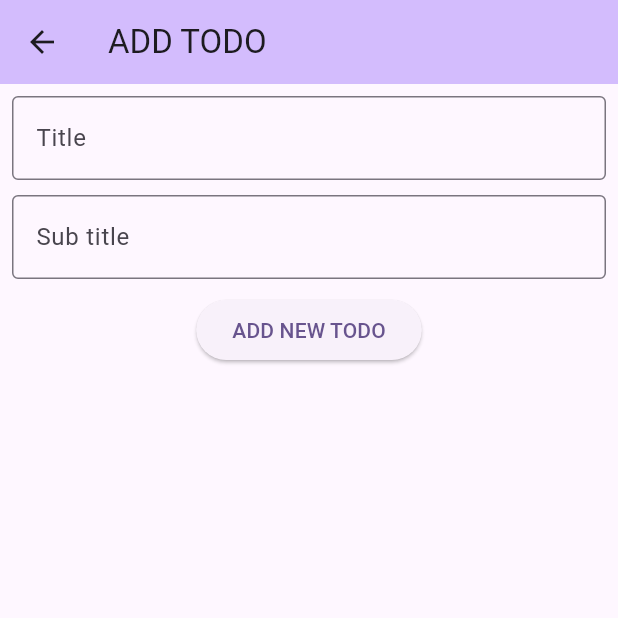
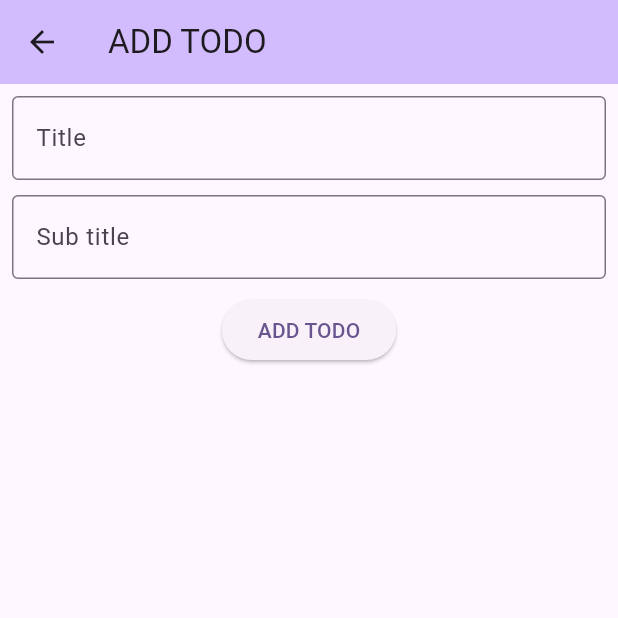
Before and after one commit to ponlakrit-k/sample-flutter-with-bloc, a Flutter app: the AddTodoScreen screen opened directly, on a phone screen of 412 x 824 dp, the top half of it. Run offline on Flutter 3.47's test engine with Material 2 defaults, Android fonts, the phone set to English and light mode, and no system bars; our stand-ins replace bloc, equatable, flutter_bloc.

Commit message:
ADD - add update todo list state

```diff
--- a/lib/blocs/todo/todo_event.dart
+++ b/lib/blocs/todo/todo_event.dart
@@ -18,3 +18,10 @@ class TodoEventRemoveTodo extends TodoEvent {
 
   const TodoEventRemoveTodo({required this.index});
 }
+
+class TodoEventUpdateTodo extends TodoEvent {
+  final int index;
+  final TodoModel todo;
+
+  const TodoEventUpdateTodo({required this.index, required this.todo});
+}
--- a/lib/screens/add_todo_screen.dart
+++ b/lib/screens/add_todo_screen.dart
@@ -5,7 +5,9 @@ import '../blocs/todo/todo_bloc.dart';
 import '../models/todo_model.dart';
 
 class AddTodoScreen extends StatefulWidget {
-  const AddTodoScreen({super.key});
+  final int? index;
+
+  const AddTodoScreen({super.key, this.index});
 
   @override
   State<AddTodoScreen> createState() => _AddTodoScreenState();
@@ -22,9 +24,18 @@ class _AddTodoScreenState extends State<AddTodoScreen> {
     return Scaffold(
       appBar: AppBar(
         backgroundColor: Theme.of(context).colorScheme.inversePrimary,
-        title: const Text('ADD TODO'),
+        title: Text(widget.index == null ? 'ADD TODO' : 'EDIT TODO'),
       ),
-      body: Padding(
+      body: BlocBuilder<TodoBloc, TodoState>(
+        builder: (context, state) {
+          if (widget.index != null) {
+            final todo = (state as TodoLoaded).todoList[widget.index!];
+
+            titleCtrl.text = todo.title;
+            subTitleCtrl.text = todo.subTitle;
+          }
+
+          return Padding(
             padding: const EdgeInsets.all(8.0),
             child: Column(
               children: [
@@ -49,17 +60,28 @@ class _AddTodoScreenState extends State<AddTodoScreen> {
                   height: 10.0,
                 ),
                 ElevatedButton(
-              child: const Text('ADD NEW TODO'),
+                  child: Text(widget.index == null ? 'ADD TODO' : 'EDIT TODO'),
                   onPressed: () {
+                    if (widget.index == null) {
                       todoBloc.add(TodoEventAddTodo(
                           todo: TodoModel(
-                        title: titleCtrl.text, subTitle: subTitleCtrl.text)));
+                              title: titleCtrl.text,
+                              subTitle: subTitleCtrl.text)));
+                    } else {
+                      todoBloc.add(TodoEventUpdateTodo(
+                          index: widget.index!,
+                          todo: TodoModel(
+                              title: titleCtrl.text,
+                              subTitle: subTitleCtrl.text)));
+                    }
 
                     Navigator.of(context).pop();
                   },
                 )
               ],
             ),
+          );
+        },
       ),
     );
   }
```
Also changed, not shown: lib/blocs/todo/todo_bloc.dart (+9 -0 lines), lib/screens/todos_screen.dart (+8 -0 lines), doc/readme.txt. Lines whose indentation alone changed are shown as unchanged.
